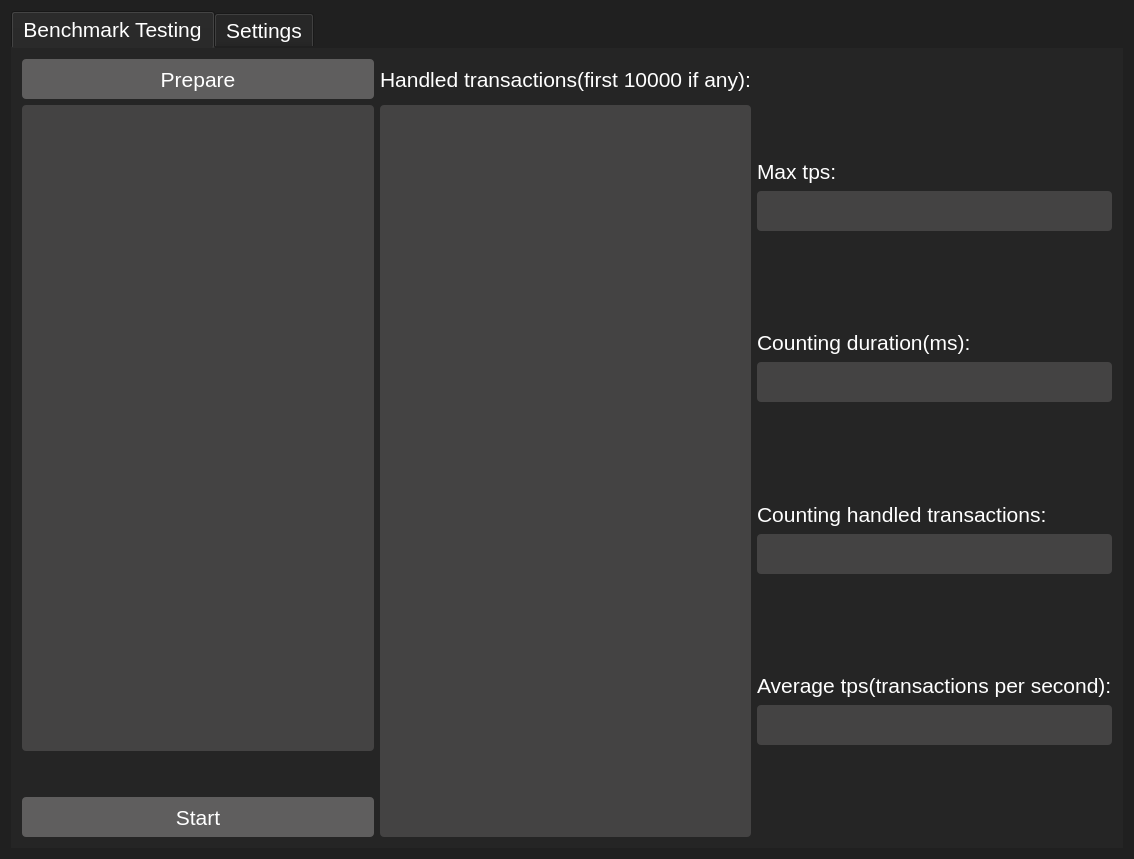
Qt form src/mainwindow.ui (OracleChain/EOSBenchTool) before a commit.
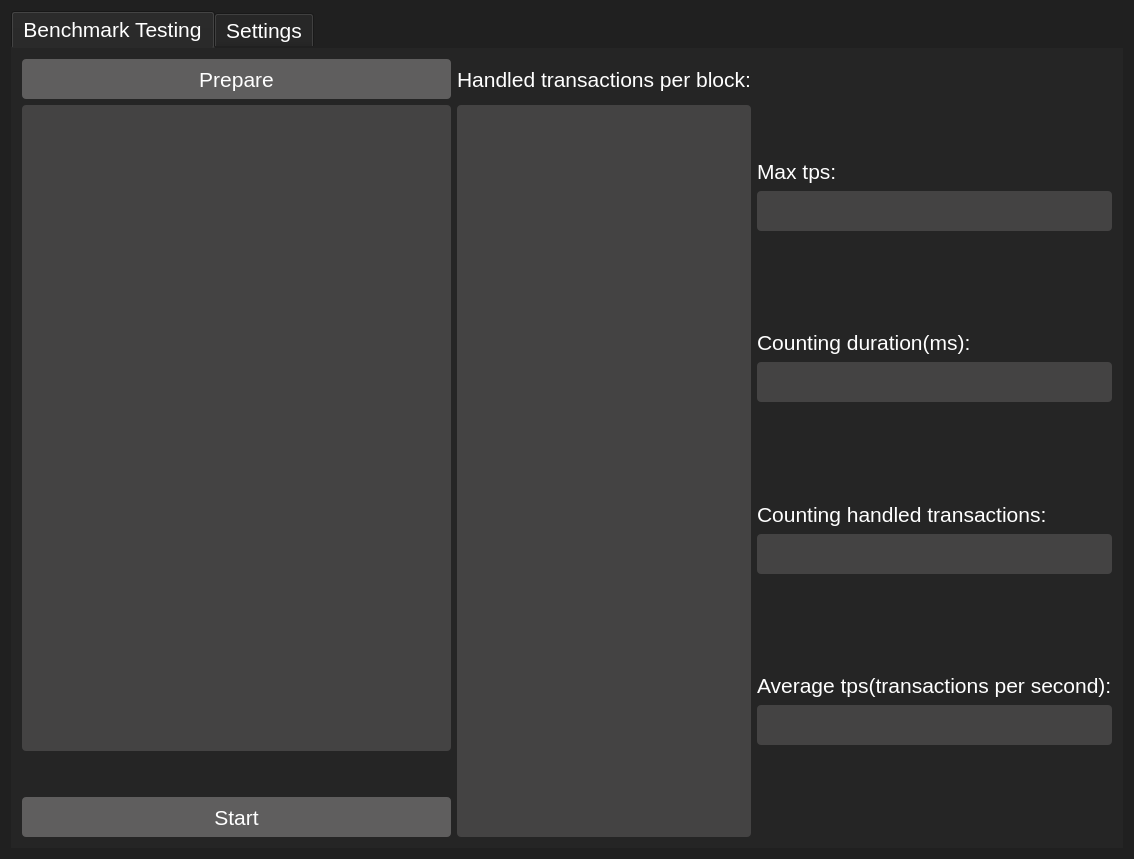
The same form after that commit.

Commit message: changing counting transactions in get_block.

```diff
--- a/src/mainwindow.ui
+++ b/src/mainwindow.ui
@@ -202,7 +202,7 @@
 color: rgb(255, 255, 255);</string>
                 </property>
                 <property name="text">
-                 <string>Handled transactions(first 10000 if any):</string>
+                 <string>Handled transactions per block:</string>
                 </property>
                </widget>
               </item>
```
The commit also changes 4 other files.
